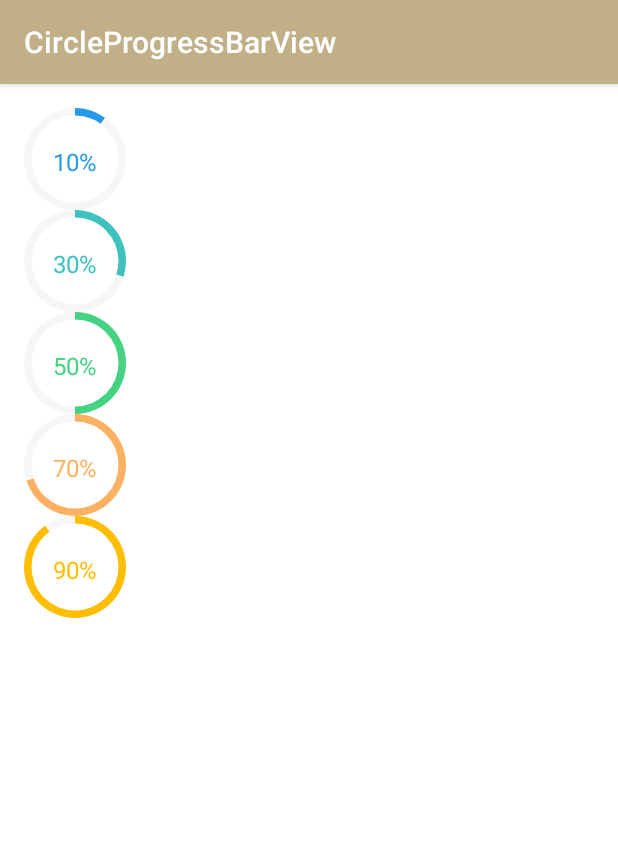
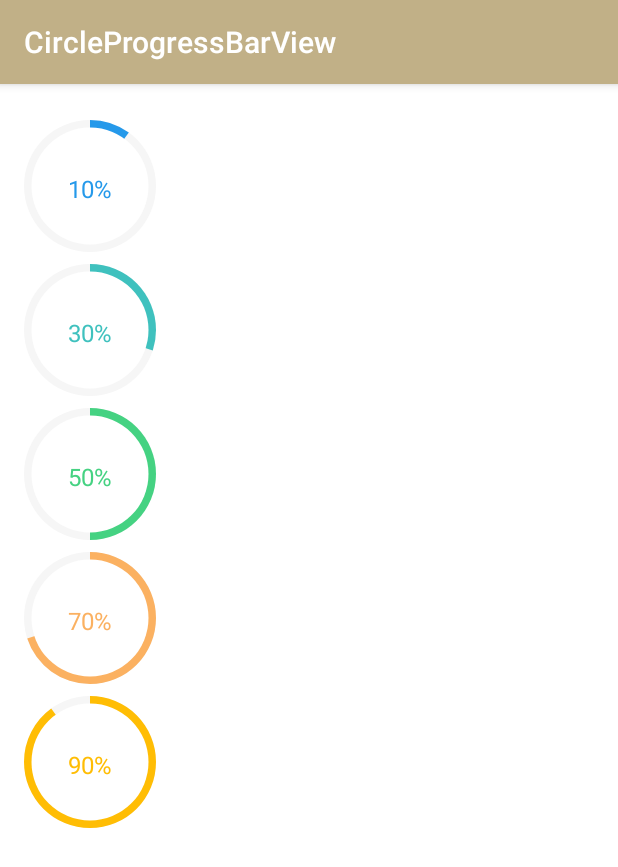
Before and after one commit to caoyanglee/CircleProgressBarView, an Android app: the screen it shows after launch (MainActivity), on a phone screen of 412 x 824 dp. Shown: the top 867 px of the screen. Run offline under Robolectric (Android 15) with nearby library versions, the phone set to English and light mode, and no system bars.

```diff
--- a/app/src/main/res/layout/activity_main.xml
+++ b/app/src/main/res/layout/activity_main.xml
@@ -22,41 +22,46 @@
             android:layout_height="match_parent">
         <io.weimu.www.CircleProgressBarView
             android:id="@+id/crv_01"
-            android:layout_width="68dp"
-            android:layout_height="68dp"
+            android:layout_width="88dp"
+            android:layout_height="88dp"
             app:progressValue="10"
+            android:layout_marginTop="8dp"
             app:progressBarColor="@color/blue_special"
             app:progressBarWidth="5dp" />
 
         <io.weimu.www.CircleProgressBarView
             android:id="@+id/crv_02"
-            android:layout_width="68dp"
-            android:layout_height="68dp"
+            android:layout_width="88dp"
+            android:layout_height="88dp"
+            android:layout_marginTop="8dp"
             app:progressValue="30"
             app:progressBarColor="@color/green_status"
             app:progressBarWidth="5dp" />
 
         <io.weimu.www.CircleProgressBarView
             android:id="@+id/crv_03"
-            android:layout_width="68dp"
-            android:layout_height="68dp"
+            android:layout_width="88dp"
+            android:layout_height="88dp"
             app:progressValue="50"
+            android:layout_marginTop="8dp"
             app:progressBarColor="@color/tribe_manager"
             app:progressBarWidth="5dp" />
 
         <io.weimu.www.CircleProgressBarView
             android:id="@+id/crv_04"
-            android:layout_width="68dp"
-            android:layout_height="68dp"
+            android:layout_width="88dp"
+            android:layout_height="88dp"
+            android:layout_marginTop="8dp"
             app:progressValue="70"
             app:progressBarColor="@color/delivery_yellow"
             app:progressBarWidth="5dp" />
 
         <io.weimu.www.CircleProgressBarView
             android:id="@+id/crv_05"
-            android:layout_width="68dp"
-            android:layout_height="68dp"
+            android:layout_width="88dp"
+            android:layout_height="88dp"
             app:progressValue="90"
+            android:layout_marginTop="8dp"
             app:progressBarColor="@color/tribe_host"
             app:progressBarWidth="5dp" />
         </LinearLayout>
```
Also changed, not shown: build.gradle (+7 -1 lines), circleprogressbarview_lib/build.gradle (+4 -15 lines), circleprogressbarview_lib/src/main/java/io/weimu/www/CircleProgressBarView.java (+3 -5 lines), 1 other file.
